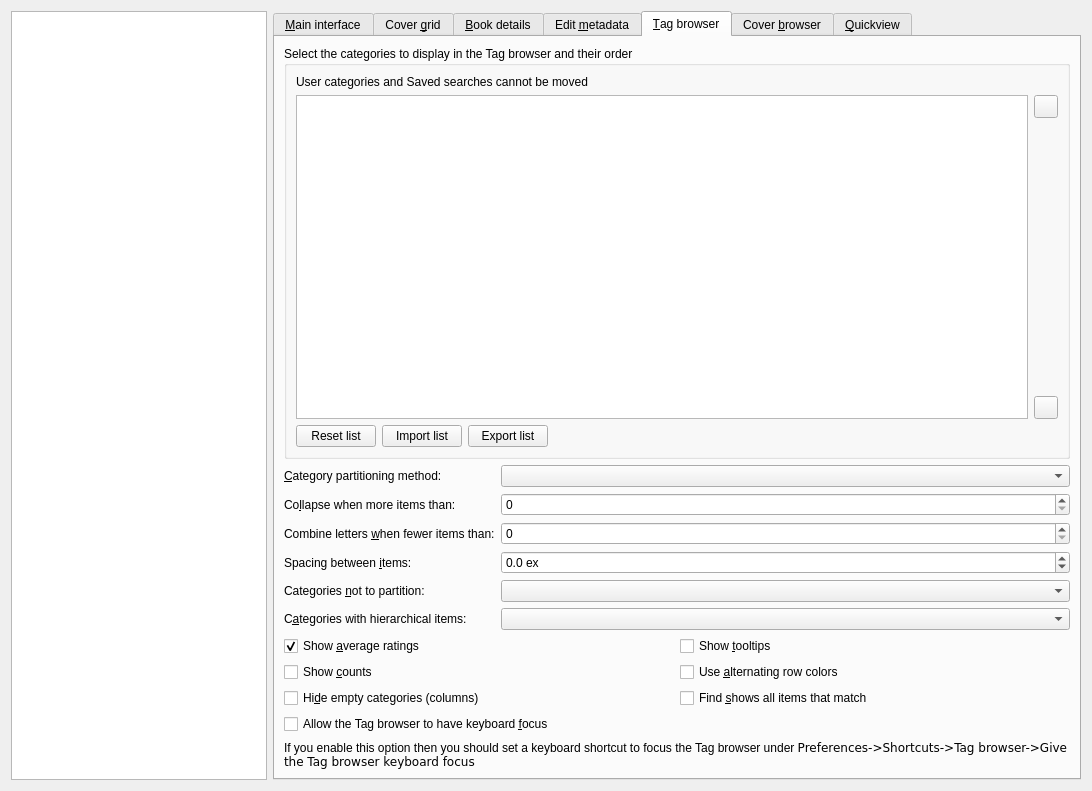
Before: the Qt Designer form src/calibre/gui2/preferences/look_feel.ui in kovidgoyal/calibre, drawn with Qt 5.
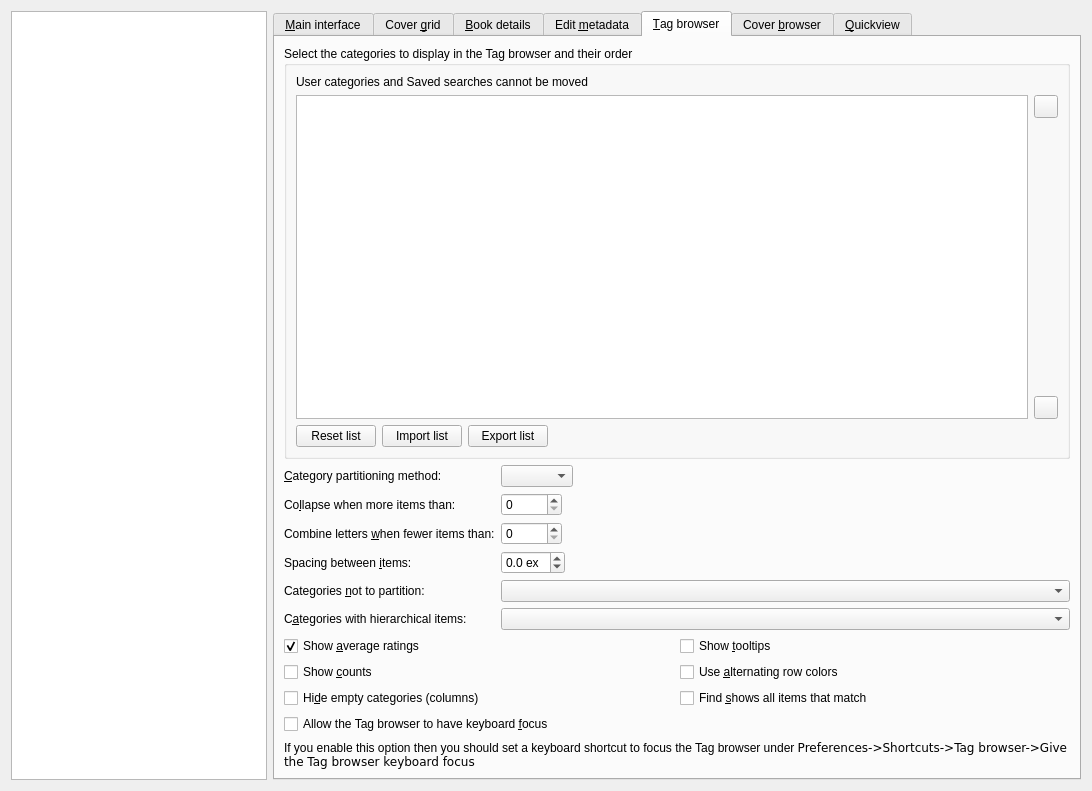
After: the same form once the commit is applied. The open tabs and pages were chosen to show the change. Icons and pictures are not drawn. Custom widgets are drawn as their Qt base class.

Commit message: Improvement to Look and feel/Tag browser. Make the expandable fields grow to full width. As it was they didn't on Windows. Don't know about other platforms.

Patch:
```diff
--- a/src/calibre/gui2/preferences/look_feel.ui
+++ b/src/calibre/gui2/preferences/look_feel.ui
@@ -1270,6 +1270,9 @@
        </item>
        <item>
         <layout class="QFormLayout" name="formLayout">
+         <property name="fieldGrowthPolicy">
+          <enum>QFormLayout::ExpandingFieldsGrow</enum>
+         </property>
          <item row="0" column="0">
           <widget class="QLabel" name="label_9">
            <property name="text">
```
